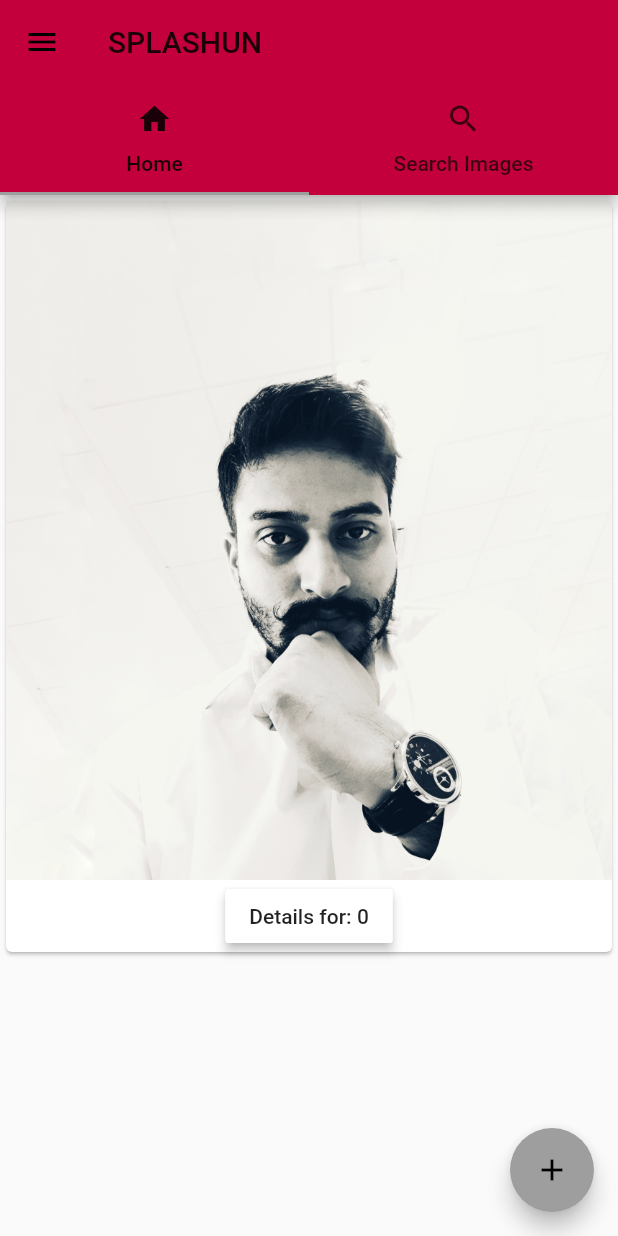
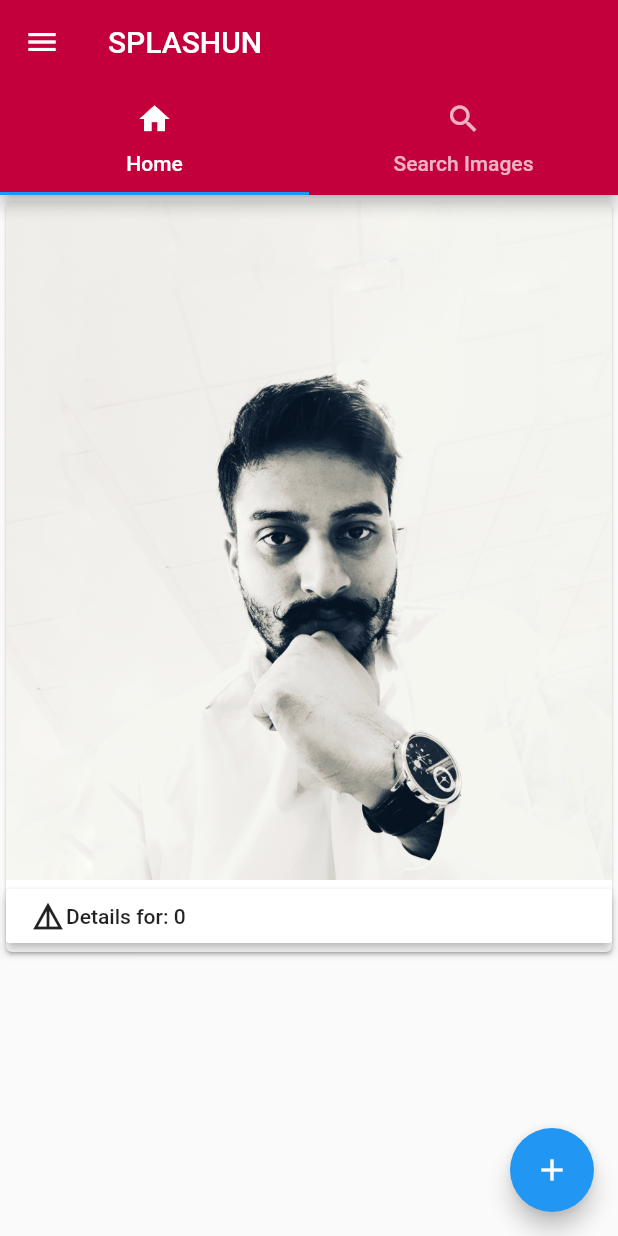
Before and after one commit to narendrasinghrathore/splashun-flutter, a Flutter app: the screen it shows after launch, after a tap on "Welcome", after a tap on the "add" icon, on a phone screen of 412 x 824 dp. Run offline on Flutter 3.47's test engine with Material 2 defaults, Android fonts, the phone set to English and light mode, and no system bars; accounts and stored records are empty; network calls fail.

Commit message:
Styling with icon

```diff
--- a/lib/home/home.page.dart
+++ b/lib/home/home.page.dart
@@ -1,5 +1,4 @@
 import 'package:flutter/material.dart';
-import 'package:http/http.dart';
 
 import 'package:splashun_flutter/imageCards.dart';
 import 'package:splashun_flutter/models/home.model.dart';
@@ -28,7 +27,6 @@ class MyHomePage extends StatefulWidget {
 
 class _MyHomePageState extends State<MyHomePage> {
   List<String> _photos = [];
-  int _counter = 0;
   double imageHeight = 200.12;
   HttpService _httpService = new HttpService();
   PhotosParam _photoParams = new PhotosParam();
@@ -68,6 +66,7 @@ class _MyHomePageState extends State<MyHomePage> {
             children: <Widget>[
               AppBar(title: Text('Menu'), automaticallyImplyLeading: false),
               ListTile(
+                leading: Icon(Icons.edit),
                 title: Text('Setting'),
                 onTap: () {
                   Navigator.push(
--- a/lib/imageCards.dart
+++ b/lib/imageCards.dart
@@ -33,7 +33,12 @@ class ImageCards extends StatelessWidget {
               highlightElevation: 8.0,
               highlightColor: Colors.black26,
               color: Colors.white,
-              child: new Text('Details for: ' + index.toString()),
+              child: Row(
+                children: <Widget>[
+                  Icon(Icons.details),
+                  Text('Details for: ' + index.toString()),
+                ],
+              ),
               onPressed: () => Navigator.push<bool>(
                           context,
                           MaterialPageRoute(
--- a/lib/main.dart
+++ b/lib/main.dart
@@ -19,7 +19,8 @@ class MyApp extends StatelessWidget {
         // "hot reload" (press "r" in the console where you ran "flutter run",
         // or press Run > Flutter Hot Reload in IntelliJ). Notice that the
         // counter didn't reset back to zero; the application is not restarted.
-        primarySwatch: Colors.grey,
+        primarySwatch: Colors.blue,
+        backgroundColor: Colors.transparent
       ),
       home: new MainPage(),
       routes: {
--- a/lib/main/main.page.dart
+++ b/lib/main/main.page.dart
@@ -16,18 +16,30 @@ class _MainPage extends State<MainPage> {
     // TODO: implement build
     return new Scaffold(
       // backgroundColor: Color.fromRGBO(196, 0, 60, 0.6),
-        appBar: new AppBar(title: new Text("Main Page")),
-        body: ListView(
-          children: <Widget>[
-            Container(
-              margin: EdgeInsets.all(20.0),
+      appBar: new AppBar(
+        title: new Text("Main Page"),
+        // backgroundColor: Colors.transparent,
+      ),
+      body: Container(
+        decoration: BoxDecoration(
+          image: DecorationImage(
+            image: AssetImage('assets/images/login_background.jpg'),
+            fit: BoxFit.cover,
+          ),
+        ),
+        padding: EdgeInsets.all(20.0),
+        child: Center(
+          child: SingleChildScrollView(
             child: Column(
               crossAxisAlignment: CrossAxisAlignment.center,
               mainAxisAlignment: MainAxisAlignment.center,
               children: <Widget>[
                 TextField(
+                  cursorColor: Colors.red,
                   decoration: InputDecoration(
                     labelText: 'Email',
+                    fillColor: Colors.black,
+                    filled: true,
                   ),
                   keyboardType: TextInputType.emailAddress,
                   onChanged: (String value) {
@@ -35,6 +47,9 @@ class _MainPage extends State<MainPage> {
                       _email = value;
                     });
                   },
+                ),
+                SizedBox(
+                  height: 10.0,
                 ),
                 TextField(
                   decoration: InputDecoration(
@@ -68,11 +83,11 @@ class _MainPage extends State<MainPage> {
                     Navigator.pushReplacementNamed(context, 'home');
                   },
                 ),
-                  Text('Terms: $_acceptTerms')
               ],
             ),
-            )
-          ],
-        ));
+          ),
+        ),
+      ),
+    );
   }
 }
```
Lines whose indentation alone changed are shown as unchanged.
